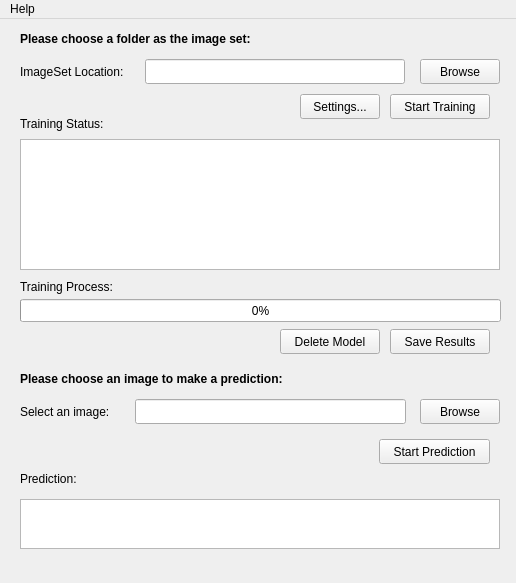
This is Interface.ui in TtCWH/PyQt5GUI as Qt 5 draws it before an edit. The edited form follows.
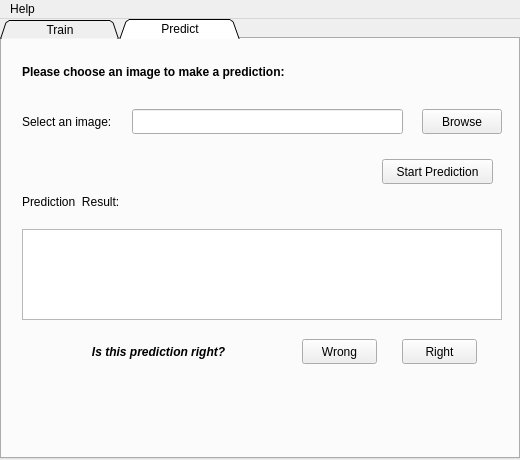
This is the edited form. The open tabs and pages were chosen to show the change. Icons and pictures are not drawn.

What changed in the file:
```diff
--- a/Interface.ui
+++ b/Interface.ui
@@ -6,10 +6,27 @@
    <rect>
     <x>0</x>
     <y>0</y>
-    <width>516</width>
-    <height>583</height>
+    <width>520</width>
+    <height>460</height>
    </rect>
   </property>
+  <property name="sizePolicy">
+   <sizepolicy hsizetype="Fixed" vsizetype="Fixed">
+    <horstretch>0</horstretch>
+    <verstretch>0</verstretch>
+   </sizepolicy>
+  </property>
+  <property name="maximumSize">
+   <size>
+    <width>520</width>
+    <height>460</height>
+   </size>
+  </property>
+  <property name="font">
+   <font>
+    <family>Arial</family>
+   </font>
+  </property>
   <property name="windowTitle">
    <string>ImagePredict</string>
   </property>
@@ -17,35 +34,67 @@
    <iconset>
     <normaloff>Icons/tf.png</normaloff>Icons/tf.png</iconset>
   </property>
-  <widget class="QWidget" name="centralwidget">
-   <widget class="QPushButton" name="pushButton_2">
+  <widget class="QWidget" name="MainWidget">
+   <widget class="QTabWidget" name="tabWidget">
     <property name="geometry">
      <rect>
-      <x>420</x>
-      <y>40</y>
-      <width>80</width>
+      <x>0</x>
+      <y>0</y>
+      <width>520</width>
+      <height>440</height>
+     </rect>
+    </property>
+    <property name="font">
+     <font>
+      <family>Arial</family>
+     </font>
+    </property>
+    <property name="styleSheet">
+     <string notr="true">QTabBar::tab{width:120}
+QTabBar::tab{height:20}</string>
+    </property>
+    <property name="tabPosition">
+     <enum>QTabWidget::North</enum>
+    </property>
+    <property name="tabShape">
+     <enum>QTabWidget::Triangular</enum>
+    </property>
+    <property name="currentIndex">
+     <number>0</number>
+    </property>
+    <property name="iconSize">
+     <size>
+      <width>16</width>
+      <height>16</height>
+     </size>
+    </property>
+    <widget class="QWidget" name="Train">
+     <property name="font">
+      <font>
+       <family>Arial</family>
+      </font>
+     </property>
+     <attribute name="title">
+      <string>Train</string>
+     </attribute>
+     <widget class="QLabel" name="SelFolderTip">
+      <property name="geometry">
+       <rect>
+        <x>20</x>
+        <y>20</y>
+        <width>380</width>
       <height>25</height>
      </rect>
     </property>
     <property name="text">
-     <string>Browse</string>
-    </property>
-   </widget>
-   <widget class="QLineEdit" name="lineEdit">
-    <property name="geometry">
-     <rect>
-      <x>145</x>
-      <y>40</y>
-      <width>260</width>
-      <height>25</height>
-     </rect>
-    </property>
-   </widget>
-   <widget class="QLabel" name="label">
+       <string>Please choose a folder as the image set:</string>
+      </property>
+     </widget>
+     <widget class="QLabel" name="ImageSetLocLabel">
     <property name="geometry">
      <rect>
       <x>20</x>
-      <y>40</y>
+        <y>60</y>
       <width>120</width>
       <height>25</height>
      </rect>
@@ -54,11 +103,44 @@
      <string>ImageSet Location:</string>
     </property>
    </widget>
-   <widget class="QPushButton" name="pushButton">
+     <widget class="QLineEdit" name="ImageSetPath">
+      <property name="geometry">
+       <rect>
+        <x>140</x>
+        <y>60</y>
+        <width>260</width>
+        <height>25</height>
+       </rect>
+      </property>
+      <property name="font">
+       <font>
+        <family>Arial</family>
+       </font>
+      </property>
+     </widget>
+     <widget class="QPushButton" name="ImageSetBrowseButton">
+      <property name="geometry">
+       <rect>
+        <x>420</x>
+        <y>60</y>
+        <width>80</width>
+        <height>25</height>
+       </rect>
+      </property>
+      <property name="font">
+       <font>
+        <family>Arial</family>
+       </font>
+      </property>
+      <property name="text">
+       <string>Browse</string>
+      </property>
+     </widget>
+     <widget class="QPushButton" name="SettingsButton">
     <property name="geometry">
      <rect>
       <x>300</x>
-      <y>75</y>
+        <y>100</y>
       <width>80</width>
       <height>25</height>
      </rect>
@@ -67,136 +149,89 @@
      <string>Settings...</string>
     </property>
    </widget>
-   <widget class="QPushButton" name="pushButton_3">
+     <widget class="QPushButton" name="StartTrainingButton">
     <property name="geometry">
      <rect>
-      <x>390</x>
-      <y>75</y>
+        <x>400</x>
+        <y>100</y>
       <width>100</width>
       <height>25</height>
      </rect>
     </property>
+      <property name="font">
+       <font>
+        <family>Arial</family>
+       </font>
+      </property>
     <property name="text">
      <string>Start Training</string>
     </property>
    </widget>
-   <widget class="QLabel" name="label_2">
+     <widget class="QLabel" name="TrainingStatusLabel">
     <property name="geometry">
      <rect>
       <x>20</x>
-      <y>95</y>
+        <y>130</y>
       <width>110</width>
-      <height>20</height>
-     </rect>
-    </property>
+        <height>25</height>
+       </rect>
+      </property>
+      <property name="font">
+       <font>
+        <family>Arial</family>
+       </font>
+      </property>
     <property name="text">
      <string>Training Status:</string>
     </property>
    </widget>
-   <widget class="QTextEdit" name="textEdit">
+     <widget class="QTextBrowser" name="TrainingStatusBrowser">
     <property name="geometry">
      <rect>
       <x>20</x>
-      <y>120</y>
+        <y>160</y>
       <width>480</width>
-      <height>131</height>
-     </rect>
-    </property>
-   </widget>
-   <widget class="QPushButton" name="pushButton_4">
-    <property name="geometry">
-     <rect>
-      <x>390</x>
-      <y>310</y>
-      <width>100</width>
-      <height>25</height>
-     </rect>
-    </property>
-    <property name="text">
-     <string>Save Results</string>
-    </property>
-   </widget>
-   <widget class="QLabel" name="label_3">
+        <height>135</height>
+       </rect>
+      </property>
+      <property name="font">
+       <font>
+        <family>Arial</family>
+       </font>
+      </property>
+     </widget>
+     <widget class="QLabel" name="ProgressLabel">
     <property name="geometry">
      <rect>
       <x>20</x>
-      <y>380</y>
+        <y>300</y>
       <width>120</width>
       <height>25</height>
      </rect>
     </property>
-    <property name="text">
-     <string>Select an image:</string>
-    </property>
-   </widget>
-   <widget class="QLineEdit" name="lineEdit_2">
-    <property name="geometry">
-     <rect>
-      <x>135</x>
-      <y>380</y>
-      <width>271</width>
-      <height>25</height>
-     </rect>
-    </property>
-   </widget>
-   <widget class="QPushButton" name="pushButton_7">
-    <property name="geometry">
-     <rect>
-      <x>420</x>
-      <y>380</y>
-      <width>80</width>
-      <height>25</height>
-     </rect>
-    </property>
+      <property name="font">
+       <font>
+        <family>Arial</family>
+       </font>
+      </property>
     <property name="text">
-     <string>Browse</string>
-    </property>
-   </widget>
-   <widget class="QLabel" name="label_4">
-    <property name="geometry">
-     <rect>
-      <x>20</x>
-      <y>450</y>
-      <width>71</width>
-      <height>20</height>
-     </rect>
-    </property>
-    <property name="text">
-     <string>Prediction:</string>
-    </property>
-   </widget>
-   <widget class="QPushButton" name="pushButton_8">
-    <property name="geometry">
-     <rect>
-      <x>379</x>
-      <y>420</y>
-      <width>111</width>
-      <height>25</height>
-     </rect>
-    </property>
-    <property name="text">
-     <string>Start Prediction</string>
-    </property>
-   </widget>
-   <widget class="QTextEdit" name="textEdit_2">
-    <property name="geometry">
-     <rect>
-      <x>20</x>
-      <y>480</y>
-      <width>480</width>
-      <height>50</height>
-     </rect>
+       <string>Training Process:</string>
     </property>
    </widget>
    <widget class="QProgressBar" name="progressBar">
     <property name="geometry">
      <rect>
       <x>20</x>
-      <y>280</y>
-      <width>481</width>
-      <height>23</height>
-     </rect>
-    </property>
+        <y>330</y>
+        <width>480</width>
+        <height>20</height>
+       </rect>
+      </property>
+      <property name="font">
+       <font>
+        <family>Arial</family>
+       </font>
+      </property>
     <property name="value">
      <number>0</number>
     </property>
@@ -204,64 +239,11 @@
      <bool>true</bool>
     </property>
    </widget>
-   <widget class="QLabel" name="label_5">
-    <property name="geometry">
-     <rect>
-      <x>20</x>
-      <y>260</y>
-      <width>120</width>
-      <height>16</height>
-     </rect>
-    </property>
-    <property name="text">
-     <string>Training Process:</string>
-    </property>
-   </widget>
-   <widget class="QLabel" name="label_6">
-    <property name="geometry">
-     <rect>
-      <x>20</x>
-      <y>10</y>
-      <width>381</width>
-      <height>20</height>
-     </rect>
-    </property>
-    <property name="font">
-     <font>
-      <pointsize>9</pointsize>
-      <weight>75</weight>
-      <bold>true</bold>
-     </font>
-    </property>
-    <property name="text">
-     <string>Please choose a folder as the image set:</string>
-    </property>
-   </widget>
-   <widget class="QLabel" name="label_7">
-    <property name="geometry">
-     <rect>
-      <x>20</x>
-      <y>350</y>
-      <width>381</width>
-      <height>20</height>
-     </rect>
-    </property>
-    <property name="font">
-     <font>
-      <pointsize>9</pointsize>
-      <weight>75</weight>
-      <bold>true</bold>
-     </font>
-    </property>
-    <property name="text">
-     <string>Please choose an image to make a prediction:</string>
-    </property>
-   </widget>
-   <widget class="QPushButton" name="pushButton_5">
+     <widget class="QPushButton" name="DelModelButton">
     <property name="geometry">
      <rect>
       <x>280</x>
-      <y>310</y>
+        <y>370</y>
       <width>100</width>
       <height>25</height>
      </rect>
@@ -270,14 +252,227 @@
      <string>Delete Model</string>
     </property>
    </widget>
+     <widget class="QPushButton" name="SaveResButton">
+      <property name="geometry">
+       <rect>
+        <x>400</x>
+        <y>370</y>
+        <width>100</width>
+        <height>25</height>
+       </rect>
+      </property>
+      <property name="font">
+       <font>
+        <family>Arial</family>
+       </font>
+      </property>
+      <property name="text">
+       <string>Save Results</string>
+      </property>
+     </widget>
+    </widget>
+    <widget class="QWidget" name="Predict">
+     <attribute name="title">
+      <string>Predict</string>
+     </attribute>
+     <widget class="QLabel" name="SelImgTipLabel">
+      <property name="geometry">
+       <rect>
+        <x>20</x>
+        <y>20</y>
+        <width>380</width>
+        <height>25</height>
+       </rect>
+      </property>
+      <property name="font">
+       <font>
+        <family>Arial</family>
+        <pointsize>9</pointsize>
+        <weight>75</weight>
+        <bold>true</bold>
+       </font>
+      </property>
+      <property name="text">
+       <string>Please choose an image to make a prediction:</string>
+      </property>
+     </widget>
+     <widget class="QLabel" name="SelImgLabel">
+      <property name="geometry">
+       <rect>
+        <x>20</x>
+        <y>70</y>
+        <width>120</width>
+        <height>25</height>
+       </rect>
+      </property>
+      <property name="font">
+       <font>
+        <family>Arial</family>
+       </font>
+      </property>
+      <property name="text">
+       <string>Select an image:</string>
+      </property>
+     </widget>
+     <widget class="QTextBrowser" name="PredictResBrowser">
+      <property name="geometry">
+       <rect>
+        <x>20</x>
+        <y>190</y>
+        <width>480</width>
+        <height>91</height>
+       </rect>
+      </property>
+      <property name="font">
+       <font>
+        <family>Arial</family>
+       </font>
+      </property>
+     </widget>
+     <widget class="QLabel" name="PredictResLabel">
+      <property name="geometry">
+       <rect>
+        <x>20</x>
+        <y>150</y>
+        <width>120</width>
+        <height>25</height>
+       </rect>
+      </property>
+      <property name="font">
+       <font>
+        <family>Arial</family>
+       </font>
+      </property>
+      <property name="text">
+       <string>Prediction  Result:</string>
+      </property>
+     </widget>
+     <widget class="QLabel" name="QWRLabel">
+      <property name="geometry">
+       <rect>
+        <x>80</x>
+        <y>300</y>
+        <width>180</width>
+        <height>25</height>
+       </rect>
+      </property>
+      <property name="font">
+       <font>
+        <family>Arial</family>
+        <weight>75</weight>
+        <italic>true</italic>
+        <bold>true</bold>
+       </font>
+      </property>
+      <property name="text">
+       <string>   Is this prediction right?</string>
+      </property>
+     </widget>
+     <widget class="QPushButton" name="WrongButton">
+      <property name="geometry">
+       <rect>
+        <x>300</x>
+        <y>300</y>
+        <width>75</width>
+        <height>25</height>
+       </rect>
+      </property>
+      <property name="font">
+       <font>
+        <family>Arial</family>
+       </font>
+      </property>
+      <property name="text">
+       <string>Wrong</string>
+      </property>
+      <property name="icon">
+       <iconset>
+        <normaloff>Icons/Wrong.png</normaloff>Icons/Wrong.png</iconset>
+      </property>
+     </widget>
+     <widget class="QPushButton" name="RightButton">
+      <property name="geometry">
+       <rect>
+        <x>400</x>
+        <y>300</y>
+        <width>75</width>
+        <height>25</height>
+       </rect>
+      </property>
+      <property name="font">
+       <font>
+        <family>Arial</family>
+       </font>
+      </property>
+      <property name="text">
+       <string>Right</string>
+      </property>
+      <property name="icon">
+       <iconset>
+        <normaloff>Icons/Right.png</normaloff>Icons/Right.png</iconset>
+      </property>
+     </widget>
+     <widget class="QLineEdit" name="ImagePath">
+      <property name="geometry">
+       <rect>
+        <x>130</x>
+        <y>70</y>
+        <width>271</width>
+        <height>25</height>
+       </rect>
+      </property>
+      <property name="font">
+       <font>
+        <family>Arial</family>
+       </font>
+      </property>
+     </widget>
+     <widget class="QPushButton" name="ImageBrowseButton">
+      <property name="geometry">
+       <rect>
+        <x>420</x>
+        <y>70</y>
+        <width>80</width>
+        <height>25</height>
+       </rect>
+      </property>
+      <property name="font">
+       <font>
+        <family>Arial</family>
+       </font>
+      </property>
+      <property name="text">
+       <string>Browse</string>
+      </property>
+     </widget>
+     <widget class="QPushButton" name="StartPredictButton">
+      <property name="geometry">
+       <rect>
+        <x>380</x>
+        <y>120</y>
+        <width>111</width>
+        <height>25</height>
+       </rect>
+      </property>
+      <property name="font">
+       <font>
+        <family>Arial</family>
+       </font>
+      </property>
+      <property name="text">
+       <string>Start Prediction</string>
+      </property>
+     </widget>
+    </widget>
+   </widget>
   </widget>
   <widget class="QMenuBar" name="menuBar">
    <property name="geometry">
     <rect>
      <x>0</x>
      <y>0</y>
-     <width>516</width>
-     <height>23</height>
+     <width>520</width>
+     <height>21</height>
     </rect>
    </property>
    <widget class="QMenu" name="menuHelp">
```
Left out of the diff: 23 changed lines with no effect on the pictures. Lines whose indentation alone changed are shown as unchanged.
